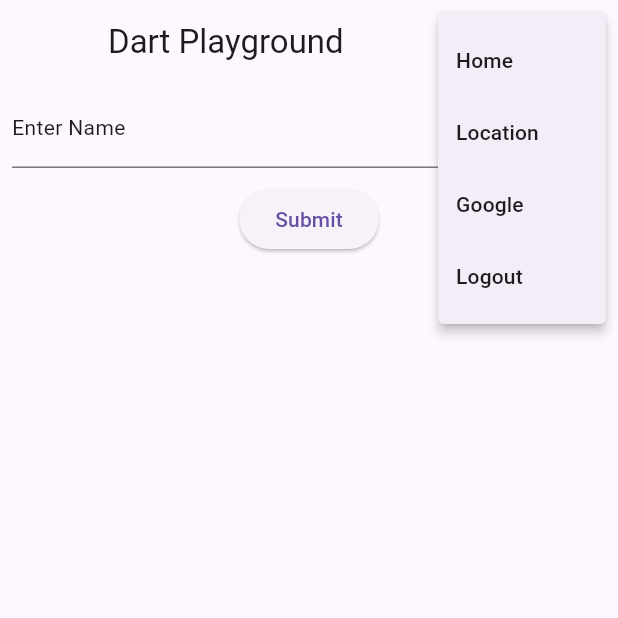
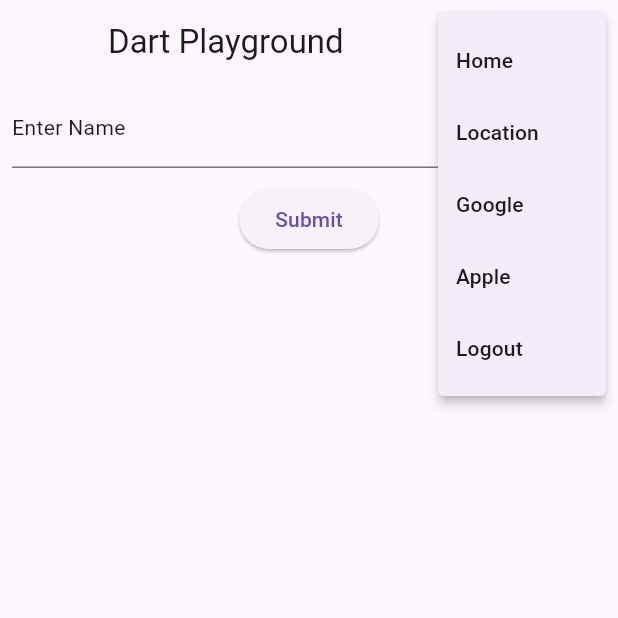
Before and after one commit to highwingers/flutter_playground, a Flutter app: the screen it shows after launch, after a tap on the "more vert" icon, on a phone screen of 412 x 824 dp, the top half of it. Run offline on Flutter 3.47's test engine with Material 3 defaults, Android fonts, the phone set to English and light mode, and no system bars; our stand-ins replace firebase_auth, firebase_core, geocoding, geolocator, google_sign_in; accounts and stored records are empty.

Commit message:
apple class

```diff
--- a/lib/pages/actionmenu.dart
+++ b/lib/pages/actionmenu.dart
@@ -3,6 +3,8 @@ import 'package:flutter_playground/auth/auth_service.dart';
 import 'package:flutter_playground/pages/home.dart';
 import 'package:flutter_playground/pages/location.dart';
 import 'package:flutter_playground/pages/Google.dart';
+
+import 'package:flutter_playground/pages/apple.dart';
 
 
 
@@ -21,6 +23,9 @@ List<Widget> actionMenu(BuildContext context) {
       if(value=='google') {
         Navigator.push(context, MaterialPageRoute(builder: (_) => Google()));
       }
+      if(value=='apple') {
+        Navigator.push(context, MaterialPageRoute(builder: (_) => Apple()));
+      }
       if(value=='logout') {
         await AuthService().logOut();
         Navigator.push(context, MaterialPageRoute(builder: (_) => Home()));
@@ -31,6 +36,7 @@ List<Widget> actionMenu(BuildContext context) {
         PopupMenuItem(value: 'home', child: Text('Home')),
         PopupMenuItem(value: 'location', child: Text('Location')),
         PopupMenuItem(value: 'google', child: Text('Google')),
+        PopupMenuItem(value: 'apple', child: Text('Apple')),
         PopupMenuItem(value: 'logout', child: Text('Logout')),
       ];
     },
--- /dev/null
+++ b/lib/pages/apple.dart
@@ -0,0 +1,30 @@
+import 'package:flutter/material.dart';
+class Apple extends StatefulWidget {
+  const Apple({super.key});
+
+  @override
+  State<Apple> createState() => _AppleState();
+}
+
+class _AppleState extends State<Apple> {
+  @override
+  Widget build(BuildContext context) {
+    return SafeArea(
+      child: Scaffold(
+
+        body: Padding(
+          padding: const EdgeInsets.all(8.0),
+          child: Center(
+            child: Column(
+              children: [
+                ElevatedButton(onPressed: () {
+
+                }, child: Text('Apple Login'))
+              ],
+            ),
+          ),
+        )
+      ),
+    );
+  }
+}
```
